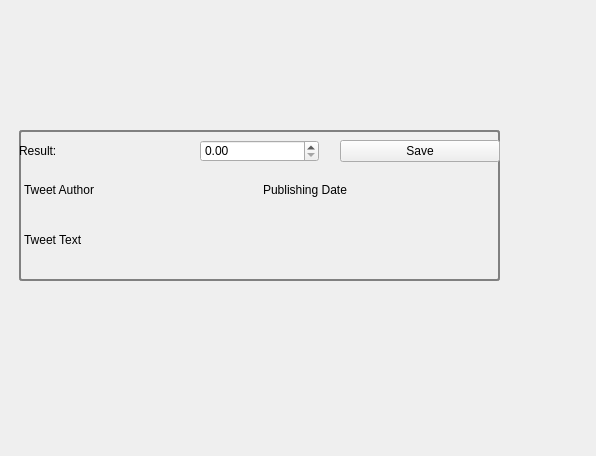
First picture: the form in qtUI/tweetWidget.ui, repository mushketyk/twitter-filter, before the edit.
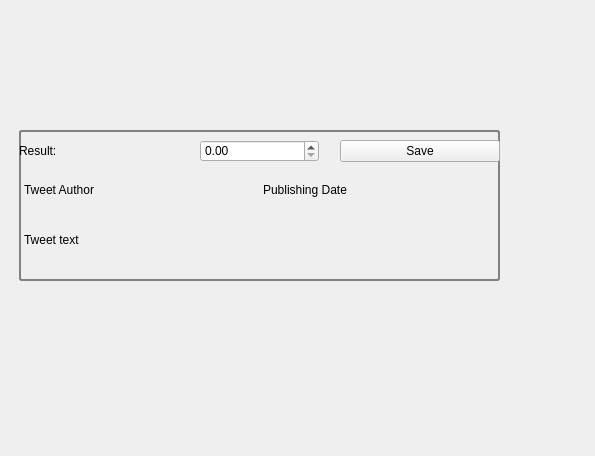
Second picture: the form after the edit.

Commit message: Outputing tweets correctly... Finaly :)

The edit to the form file:
```diff
--- a/qtUI/tweetWidget.ui
+++ b/qtUI/tweetWidget.ui
@@ -6,7 +6,7 @@
    <rect>
     <x>0</x>
     <y>0</y>
-    <width>596</width>
+    <width>595</width>
     <height>456</height>
    </rect>
   </property>
@@ -172,7 +172,16 @@
              </sizepolicy>
             </property>
             <property name="text">
-             <string>Tweet Text</string>
+             <string>Tweet text</string>
+            </property>
+            <property name="textFormat">
+             <enum>Qt::AutoText</enum>
+            </property>
+            <property name="wordWrap">
+             <bool>true</bool>
+            </property>
+            <property name="openExternalLinks">
+             <bool>true</bool>
             </property>
            </widget>
           </item>
```
Left out of the diff: 2 changed lines with no effect on the pictures. The commit also changes 4 other files.
